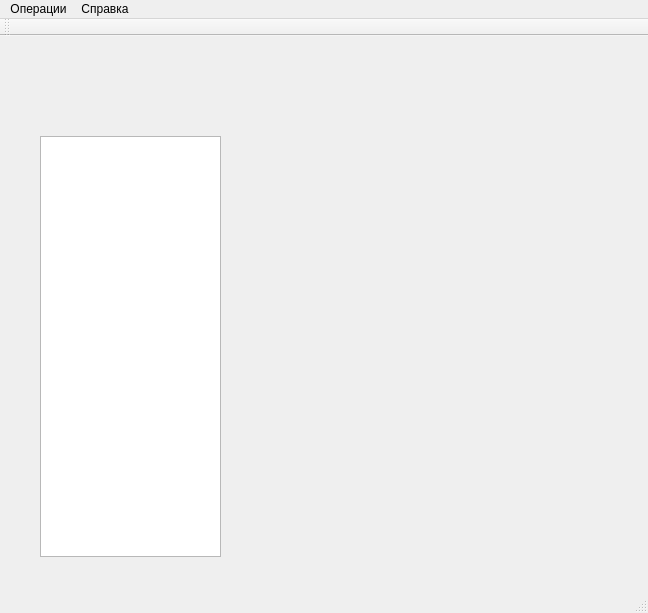
Qt form mainwindow.ui (chester5009/diplom) before a commit.
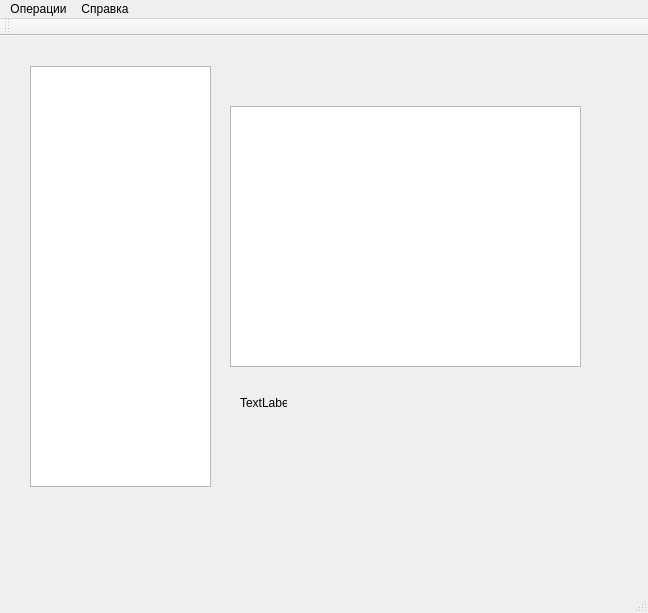
The same form after that commit. The open tabs and pages were chosen to show the change.

What changed in the file:
```diff
--- a/mainwindow.ui
+++ b/mainwindow.ui
@@ -224,13 +224,36 @@
      <widget class="QTableWidget" name="tableWidget_2">
       <property name="geometry">
        <rect>
-        <x>30</x>
-        <y>90</y>
+        <x>20</x>
+        <y>20</y>
         <width>181</width>
         <height>421</height>
        </rect>
       </property>
      </widget>
+     <widget class="QGraphicsView" name="graphicsView">
+      <property name="geometry">
+       <rect>
+        <x>220</x>
+        <y>60</y>
+        <width>351</width>
+        <height>261</height>
+       </rect>
+      </property>
+     </widget>
+     <widget class="QLabel" name="label_results">
+      <property name="geometry">
+       <rect>
+        <x>230</x>
+        <y>350</y>
+        <width>47</width>
+        <height>13</height>
+       </rect>
+      </property>
+      <property name="text">
+       <string>TextLabel</string>
+      </property>
+     </widget>
     </widget>
     <widget class="QWidget" name="page">
      <widget class="QLabel" name="label">
```
Left out of the diff: 16 changed lines with no effect on the pictures.
